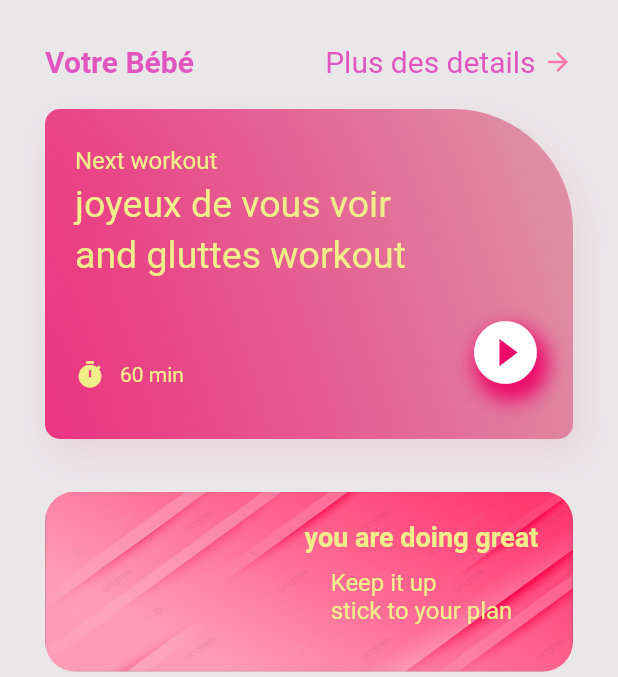
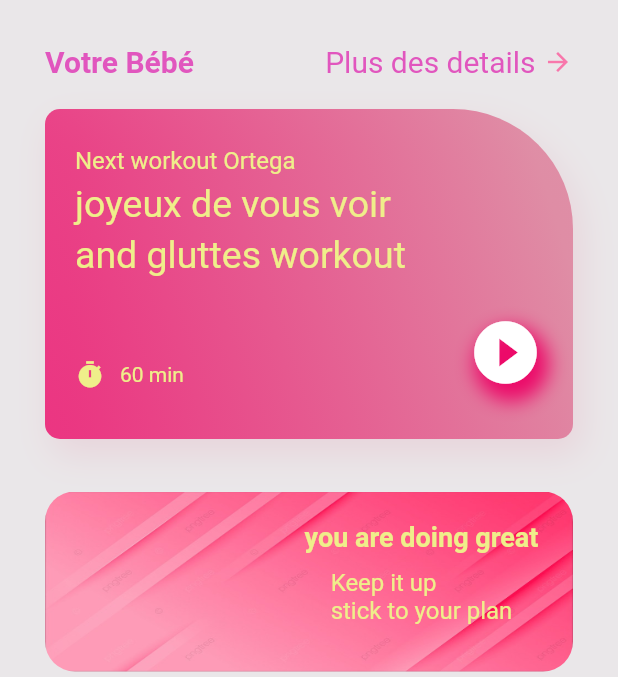
Before and after one commit to MyaNyembo/helpmama, a Flutter app: the screen it shows after launch, item 2 of the bottom bar chosen, on a phone screen of 412 x 824 dp, the part 158-835 px from its top. Run offline on Flutter 3.47's test engine with Material 2 defaults, Android fonts, the phone set to English and light mode, and no system bars; our stand-ins replace get, google_fonts.

Commit message:
Update bebe.dart
bebe , workout

```diff
--- a/lib/bebe.dart
+++ b/lib/bebe.dart
@@ -120,7 +120,7 @@
                   crossAxisAlignment: CrossAxisAlignment.start,
                   children: [
                     Text(
-                      "Next workout",
+                      "Next workout Ortega",
                       style: TextStyle(
                           fontSize: 16,
                           color: Color.AppColor.homePageBackground5),
```
